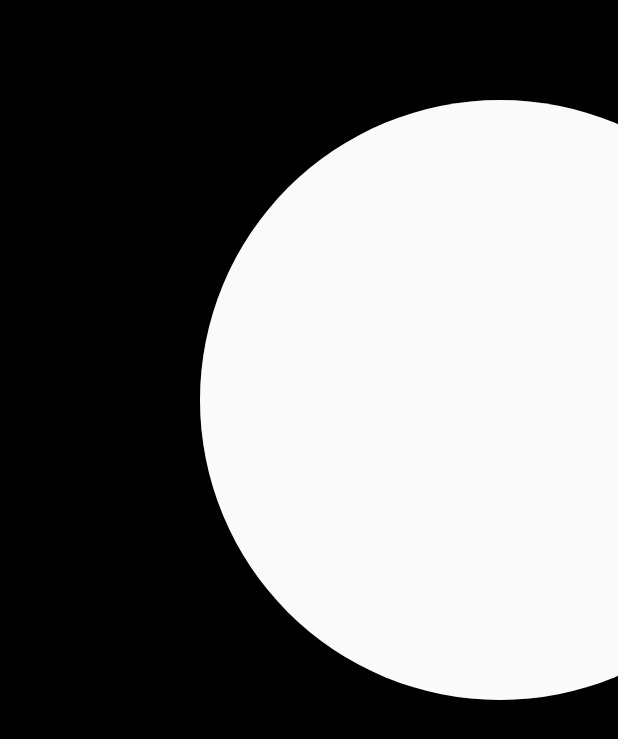
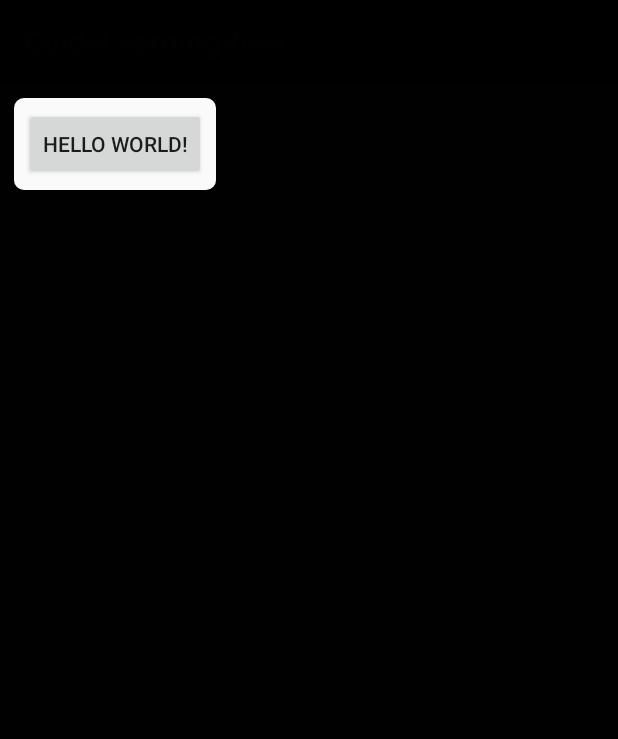
Before and after one commit to wtus/LeadLearningView, an Android app: the screen it shows after launch (MainActivity), after a tap on "HELLO WORLD!", on a phone screen of 412 x 824 dp. Shown: the top 739 px of the screen. Run offline under Robolectric (Android 15) with nearby library versions, the phone set to English and light mode, and no system bars.

Commit message:
ok,大致上是完成了，要用可以用了，就是做成库的话，还得考虑很多

```diff
--- a/app/src/main/java/com/example/wuht/guidelearningview/LeadLearning/LeadControl.java
+++ b/app/src/main/java/com/example/wuht/guidelearningview/LeadLearning/LeadControl.java
@@ -41,16 +41,16 @@ public class LeadControl {
 
     private Rect computeRect(Rect rect) {//设置了 padding  其他局部设置无效，一般就有个padding 就行了，特殊需求就别嫌麻烦
         if (mConfiguration.padding != 0) {
-            rect.left += mConfiguration.padding;
+            rect.left -= mConfiguration.padding;
             rect.right += mConfiguration.padding;
             rect.bottom += mConfiguration.padding;
-            rect.top += mConfiguration.padding;
+            rect.top -= mConfiguration.padding;
             return rect;
         }
-        rect.left += mConfiguration.paddingLeft;
+        rect.left -= mConfiguration.paddingLeft;
         rect.right += mConfiguration.paddingRight;
         rect.bottom += mConfiguration.paddingBottom;
-        rect.top += mConfiguration.paddingTop;
+        rect.top -= mConfiguration.paddingTop;
         return rect;
     }
 
--- a/app/src/main/java/com/example/wuht/guidelearningview/LeadLearning/LeadView.java
+++ b/app/src/main/java/com/example/wuht/guidelearningview/LeadLearning/LeadView.java
@@ -9,6 +9,7 @@ import android.graphics.Point;
 import android.graphics.PorterDuff;
 import android.graphics.PorterDuffXfermode;
 import android.graphics.Rect;
+import android.graphics.RectF;
 import android.view.ViewGroup;
 
 /**
@@ -19,7 +20,9 @@ public class LeadView extends ViewGroup {
     private Paint mBgPaint, mTargetPaint;
     private Bitmap mBitmap;
     private Canvas mBitmapCanvas;
-    private Rect mTargetRect=new Rect();
+    private RectF mTargetRect;
+    private int mTargetType = LearningBuilder.SHAPE_ROUND_RECT;
+    private int mCorner;
 
     public LeadView(Context context) {
         super(context);
@@ -58,8 +61,15 @@ public class LeadView extends ViewGroup {
     protected void onDraw(Canvas canvas) {
         mBitmapCanvas.drawColor(mBgPaint.getColor());
         mTargetPaint.setXfermode(new PorterDuffXfermode(PorterDuff.Mode.SRC_IN));
-        mBitmapCanvas.drawCircle(500, 400, 300, mTargetPaint);
-
+        switch (mTargetType) {
+            case LearningBuilder.SHAPE_CIRCLE:
+                mBitmapCanvas.drawCircle(mTargetRect.centerX(), mTargetRect.centerY(), Math.max(mTargetRect.width(), mTargetRect.height()) / 2, mTargetPaint);
+                break;
+            case LearningBuilder.SHAPE_ROUND_RECT:
+                mBitmapCanvas.drawRoundRect(mTargetRect, mCorner, mCorner, mTargetPaint);
+                break;
+        }
+        mTargetPaint.setXfermode(null);
         canvas.drawBitmap(mBitmap, 0, 0, null);
     }
 
@@ -71,14 +81,14 @@ public class LeadView extends ViewGroup {
 
 
     public void setTargetType(int targetType) {
-
+        mTargetType = targetType;
     }
 
     public void setTargetRect(Rect rect) {
-
+        mTargetRect = new RectF(rect);
     }
 
-    public void setCorner(int mCorner) {
-
+    public void setCorner(int corner) {
+        mCorner = corner;
     }
 }
--- a/app/src/main/java/com/example/wuht/guidelearningview/MainActivity.java
+++ b/app/src/main/java/com/example/wuht/guidelearningview/MainActivity.java
@@ -3,11 +3,9 @@ package com.example.wuht.guidelearningview;
 import android.os.Bundle;
 import android.support.v7.app.AppCompatActivity;
 import android.view.View;
-import android.view.ViewGroup;
 import android.widget.Button;
 import android.widget.RelativeLayout;
 
-import com.example.wuht.guidelearningview.LeadLearning.LeadView;
 import com.example.wuht.guidelearningview.LeadLearning.LearningBuilder;
 
 public class MainActivity extends AppCompatActivity implements View.OnClickListener {
@@ -40,8 +38,13 @@ public class MainActivity extends AppCompatActivity implements View.OnClickListe
         switch (v.getId()) {
             case R.id.btn_test:
               //  ViewGroup vp = (ViewGroup) findViewById(android.R.id.content);
-                ViewGroup vp = (ViewGroup) this.getWindow().getDecorView();//这个直接全屏了啊
-                vp.addView(new LeadView(this));
+//                ViewGroup vp = (ViewGroup) this.getWindow().getDecorView();//这个直接全屏了啊
+//                vp.addView(new LeadView(this));
+                LearningBuilder builder=new LearningBuilder();
+                builder.setTargetView(v)
+                        .setTargetType(LearningBuilder.SHAPE_ROUND_RECT)
+                        .setPadding(10);
+                builder.create().show(this);
                 break;
         }
     }
```
Also changed, not shown: app/src/main/java/com/example/wuht/guidelearningview/LeadLearning/LearningBuilder.java (+26 -65 lines).
